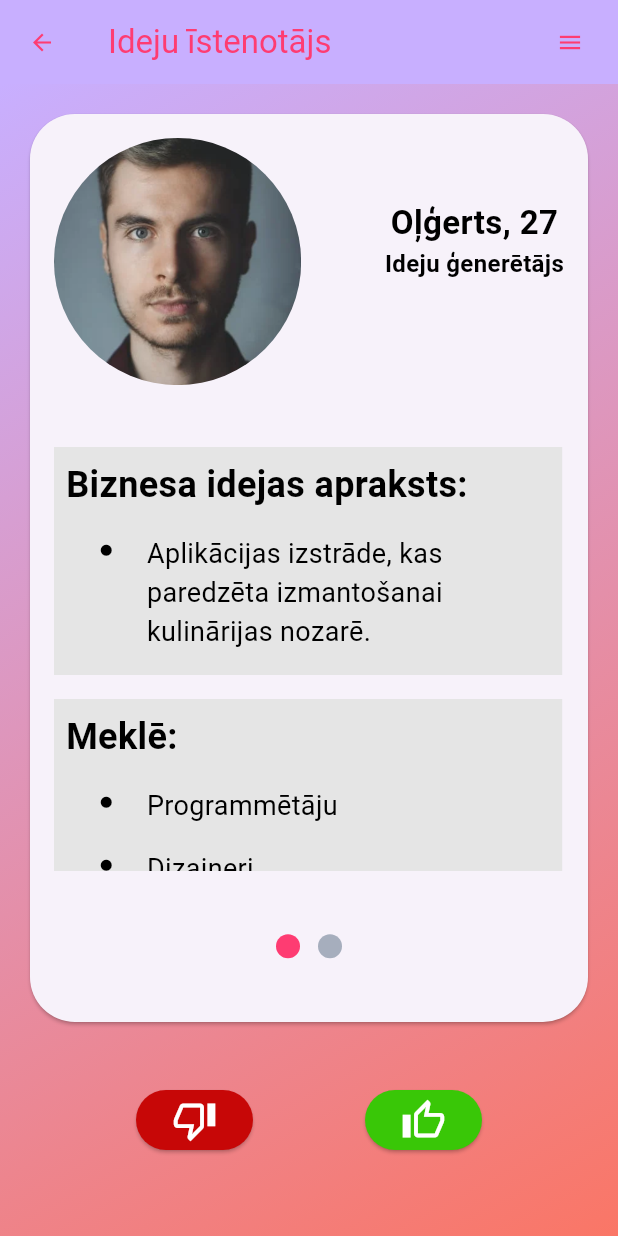
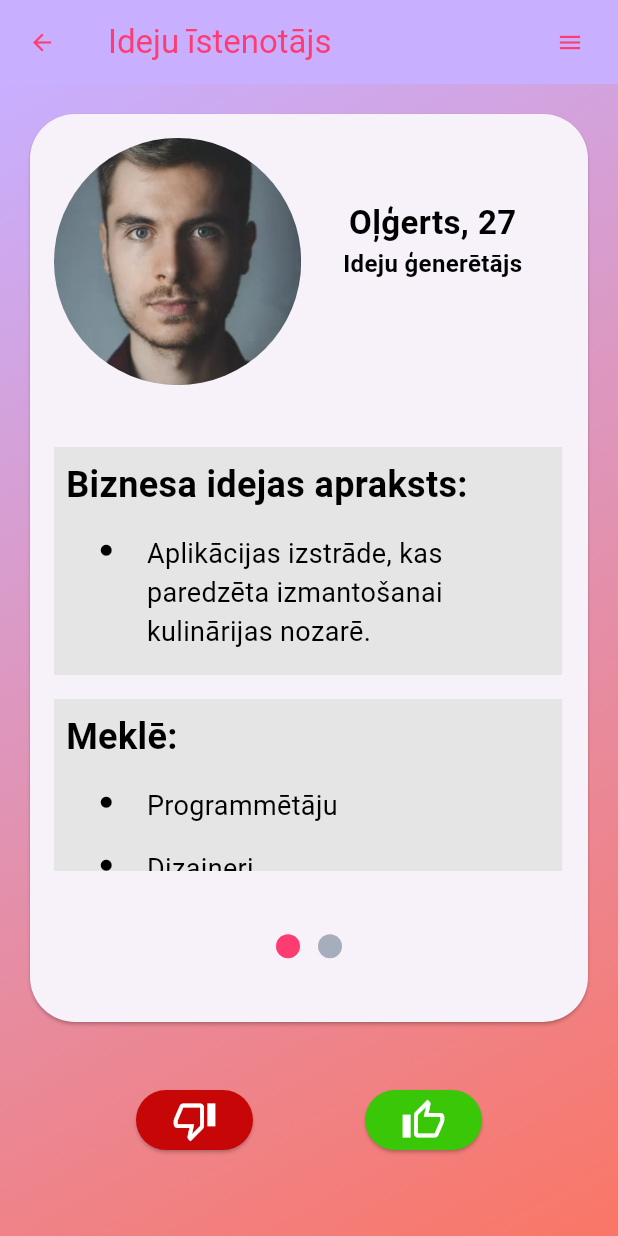
Before and after one commit to jecis-repos/bizmatch, a Flutter app: the EmployeePage screen opened by its route, on a phone screen of 412 x 824 dp. Run offline on Flutter 3.47's test engine with Material 3 defaults, Android fonts, the phone set to English and light mode, and no system bars.

Commit message:
Restore Flutter builds and fix profile navigation layouts

```diff
--- a/lib/pages/employee_page.dart
+++ b/lib/pages/employee_page.dart
@@ -36,9 +36,12 @@ class _EmployeePageState extends State<EmployeePage> {
   final GlobalKey<ScaffoldState> _key = GlobalKey();
   final myData = employees[0];
 
-  void _launchURL(_url) async => await canLaunch(_url)
-      ? await launch(_url)
-      : throw 'Could not launch $_url';
+  Future<void> _launchURL(String url) async {
+    final uri = Uri.parse(url);
+    if (!await launchUrl(uri)) {
+      throw 'Could not launch $url';
+    }
+  }
 
   @override
   Widget build(BuildContext context) {
@@ -358,7 +361,7 @@ class CarouselCard extends StatelessWidget {
   @override
   Widget build(BuildContext context) {
     if (index == 0) {
-      return Container(
+      return SingleChildScrollView(
         child: Padding(
           padding: EdgeInsets.only(
             top: 16.0,
@@ -368,7 +371,6 @@ class CarouselCard extends StatelessWidget {
           ),
           child: Container(
             width: MediaQuery.of(context).size.width * 0.7,
-            height: MediaQuery.of(context).size.height * 0.5,
             child: Column(
               crossAxisAlignment: CrossAxisAlignment.start,
               children: <Widget>[
@@ -387,7 +389,8 @@ class CarouselCard extends StatelessWidget {
                               BorderRadius.all(Radius.circular(100.0)),
                         ),
                       ),
-                      Padding(
+                      Expanded(
+                        child: Padding(
                         padding: EdgeInsets.only(
                             top: MediaQuery.of(context).size.width * 0.1),
                         child: Column(
@@ -413,8 +416,9 @@ class CarouselCard extends StatelessWidget {
                           ],
                         ),
                       ),
+                      ),
                     ]),
-                Row(
+                Column(
                   children: <Widget>[
                     Padding(
                       padding: EdgeInsets.only(
@@ -576,7 +580,7 @@ class CarouselCard extends StatelessWidget {
         ),
       );
     }
-    return Container(
+    return SingleChildScrollView(
       child: Padding(
         padding: EdgeInsets.only(
           top: 16.0,
@@ -586,7 +590,6 @@ class CarouselCard extends StatelessWidget {
         ),
         child: Container(
           width: MediaQuery.of(context).size.width * 0.7,
-          height: MediaQuery.of(context).size.height * 0.5,
           child: Column(
             crossAxisAlignment: CrossAxisAlignment.start,
             children: <Widget>[
--- a/pubspec.yaml
+++ b/pubspec.yaml
@@ -18,7 +18,7 @@ publish_to: 'none' # Remove this line if you wish to publish to pub.dev
 version: 1.0.0+1
 
 environment:
-  sdk: ">=2.12.0 <3.0.0"
+  sdk: ">=3.6.0 <4.0.0"
 
 dependencies:
   flutter:
@@ -28,7 +28,7 @@ dependencies:
   # The following adds the Cupertino Icons font to your application.
   # Use with the CupertinoIcons class for iOS style icons.
   cupertino_icons: ^1.0.2
-  url_launcher: ^6.0.4
+  url_launcher: ^6.3.2
 
 dev_dependencies:
   flutter_test:
```
Also changed, not shown: lib/pages/employee_page_1.dart (+12 -9 lines), lib/pages/entrepreneur_page.dart (+12 -9 lines), pubspec.lock, 3 other files.
